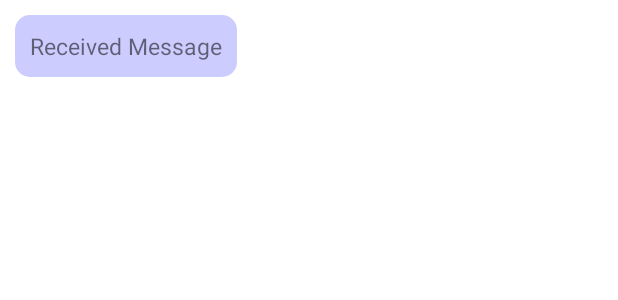
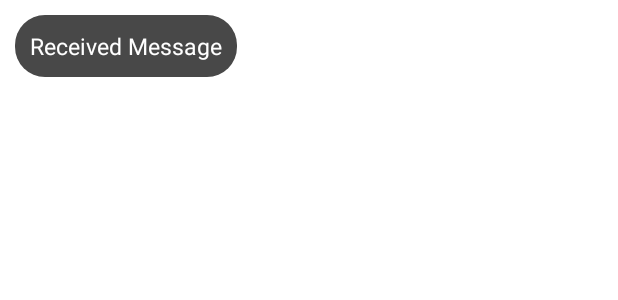
Before and after one commit to NIRAV-13/All-Access, an Android app: the layout message_received.xml on its own in the app's theme, with its tools: preview values and no code run, on a phone screen of 412 x 824 dp. Shown: the top 300 px of the screen. Run offline under Robolectric (Android 15) with nearby library versions, the phone set to English and light mode, and no system bars.

Commit message:
Fixed chat functionality errore and minor changes to chat design

```diff
--- a/app/src/main/java/com/mobile/macs_13/controller/chat/ChatMessageAdapter.kt
+++ b/app/src/main/java/com/mobile/macs_13/controller/chat/ChatMessageAdapter.kt
@@ -21,8 +21,8 @@ class ChatMessageAdapter(val context: Context, val messageList: ArrayList<ChatMe
         val receivedMessage = itemView.findViewById<TextView>(R.id.received_message)
     }
 
-    val SENT_MESSAGE = 1
-    val RECEIVE_MESSAGE = 2
+    val SENT_MESSAGE = 2
+    val RECEIVE_MESSAGE = 1
 
     override fun onCreateViewHolder(parent: ViewGroup, viewType: Int): RecyclerView.ViewHolder {
 
--- a/app/src/main/java/com/mobile/macs_13/controller/chat/SignUpDemo.kt
+++ b/app/src/main/java/com/mobile/macs_13/controller/chat/SignUpDemo.kt
@@ -12,7 +12,7 @@ import com.google.firebase.database.FirebaseDatabase
 import com.mobile.macs_13.R
 import com.mobile.macs_13.model.chat.UserDemoModel
 
-class SignUpDemo : AppCompatActivity() {
+class  SignUpDemo : AppCompatActivity() {
 
     private lateinit var edtEmail: EditText
     private lateinit var edtPass: EditText
--- a/app/src/main/java/com/mobile/macs_13/model/chat/ChatMessageModel.kt
+++ b/app/src/main/java/com/mobile/macs_13/model/chat/ChatMessageModel.kt
@@ -11,7 +11,7 @@ class ChatMessageModel {
     constructor(message:String?,sendUser:String?)
     {
         this.message = message
-        this.sendUserID = sendUserID
+        this.sendUserID = sendUser
 
     }
 }
--- /dev/null
+++ b/app/src/main/res/drawable/ic_baseline_send_24.xml
@@ -0,0 +1,5 @@
+<vector android:autoMirrored="true" android:height="30dp"
+    android:tint="#000000" android:viewportHeight="24"
+    android:viewportWidth="24" android:width="30dp" xmlns:android="http://schemas.android.com/apk/res/android">
+    <path android:fillColor="@android:color/white" android:pathData="M2.01,21L23,12 2.01,3 2,10l15,2 -15,2z"/>
+</vector>
--- /dev/null
+++ b/app/src/main/res/drawable/receive_msg_bg.xml
@@ -0,0 +1,6 @@
+<?xml version="1.0" encoding="utf-8"?>
+<shape xmlns:android="http://schemas.android.com/apk/res/android">
+
+    <corners android:radius="20dp"/>
+    <solid android:color="@color/foggy"/>
+</shape>
--- /dev/null
+++ b/app/src/main/res/drawable/send_msg_bg.xml
@@ -0,0 +1,6 @@
+<?xml version="1.0" encoding="utf-8"?>
+<shape xmlns:android="http://schemas.android.com/apk/res/android">
+
+    <corners android:radius="20dp"/>
+    <solid android:color="@color/purple"/>
+</shape>
--- a/app/src/main/res/drawable/chat_bg.xml
+++ b/app/src/main/res/drawable/send_msg_btn_bg.xml
@@ -1,6 +1,6 @@
 <?xml version="1.0" encoding="utf-8"?>
 <shape xmlns:android="http://schemas.android.com/apk/res/android">
 
-    <corners android:radius="10dp"/>
+    <corners android:radius="500dp"/>
     <solid android:color="@color/purple"/>
 </shape>
--- a/app/src/main/res/layout/chat_user_layout.xml
+++ b/app/src/main/res/layout/chat_user_layout.xml
@@ -1,13 +1,13 @@
 <?xml version="1.0" encoding="utf-8"?>
 <RelativeLayout xmlns:android="http://schemas.android.com/apk/res/android"
     android:layout_width="match_parent"
-    android:layout_height="match_parent">
+    android:layout_height="wrap_content">
 
         <TextView
             android:layout_marginTop="5dp"
             android:id="@+id/chat_name"
             android:layout_width="wrap_content"
-            android:layout_height="wrap_content"
+            android:layout_height="50dp"
             android:text="@string/student"
             android:textSize="30sp"
             android:textStyle="bold"
--- a/app/src/main/res/layout/message_received.xml
+++ b/app/src/main/res/layout/message_received.xml
@@ -7,7 +7,7 @@
     <RelativeLayout
         android:layout_width="wrap_content"
         android:layout_height="wrap_content"
-        android:background="@drawable/chat_bg"
+        android:background="@drawable/receive_msg_bg"
         android:layout_marginStart="10dp"
         android:layout_marginTop="10dp"
         tools:ignore="UselessParent">
@@ -16,6 +16,7 @@
             android:layout_width="wrap_content"
             android:layout_height="wrap_content"
             android:id="@+id/received_message"
+            android:textColor="@color/white"
             android:textSize="15sp"
             android:padding="10dp"
             android:text="@string/received_message"/>
--- a/app/src/main/res/layout/message_sent.xml
+++ b/app/src/main/res/layout/message_sent.xml
@@ -7,7 +7,7 @@
     <RelativeLayout
         android:layout_width="wrap_content"
         android:layout_height="wrap_content"
-        android:background="@drawable/chat_bg"
+        android:background="@drawable/send_msg_bg"
         android:layout_alignParentEnd="true"
         android:layout_marginEnd="10dp"
         android:layout_marginTop="10dp"
@@ -19,6 +19,7 @@
             android:id="@+id/sent_message"
             android:textSize="15sp"
             android:padding="10dp"
+            android:textColor="@color/black"
             android:text="@string/sent_message"/>
 
     </RelativeLayout>
--- /dev/null
+++ b/app/src/main/res/menu/logout.xml
@@ -0,0 +1,5 @@
+<?xml version="1.0" encoding="utf-8"?>
+<menu xmlns:android="http://schemas.android.com/apk/res/android">
+    <item android:id="@+id/logout" android:title="@string/logout"/>
+
+</menu>
--- a/app/src/main/res/values/colors.xml
+++ b/app/src/main/res/values/colors.xml
@@ -8,4 +8,6 @@
     <color name="black">#FF000000</color>
     <color name="white">#FFFFFFFF</color>
     <color name="purple">#CCCCFF</color>
+    <color name="foggy">#484848</color>
+
 </resources>
--- a/app/src/main/res/values/strings.xml
+++ b/app/src/main/res/values/strings.xml
@@ -11,4 +11,6 @@
     <string name="type_message">Type Message...</string>
     <string name="received_message">Received Message</string>
     <string name="sent_message">Sent Message</string>
+    <string name="logout">Logout</string>
+    <string name="send_message_button">Send Message</string>
 </resources>
--- a/app/src/main/res/values/themes.xml
+++ b/app/src/main/res/values/themes.xml
@@ -1,6 +1,6 @@
 <resources xmlns:tools="http://schemas.android.com/tools">
     <!-- Base application theme. -->
-    <style name="Theme.Macs_13" parent="Theme.MaterialComponents.DayNight.DarkActionBar">
+    <style name="Theme.Macs_13" parent="Theme.MaterialComponents.Light">
         <!-- Primary brand color. -->
         <item name="colorPrimary">@color/purple_500</item>
         <item name="colorPrimaryVariant">@color/purple_700</item>
```
Also changed, not shown: app/src/main/java/com/mobile/macs_13/view/chat/ChatView.kt (+21 -0 lines), app/src/main/res/layout/activity_chat_screen.xml (+21 -10 lines).
